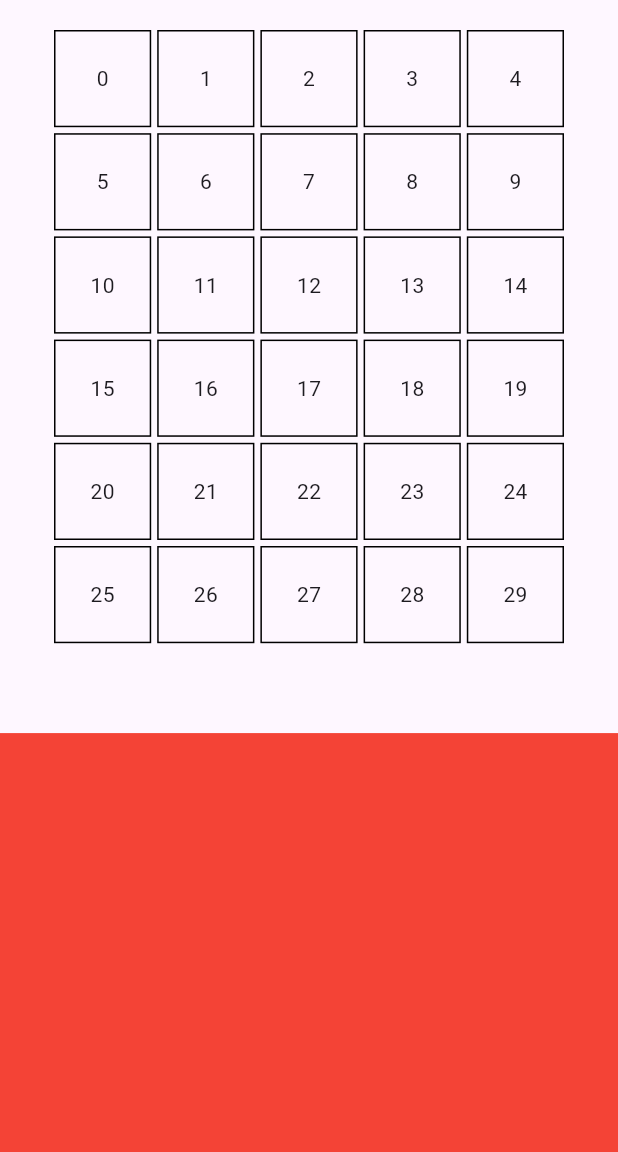
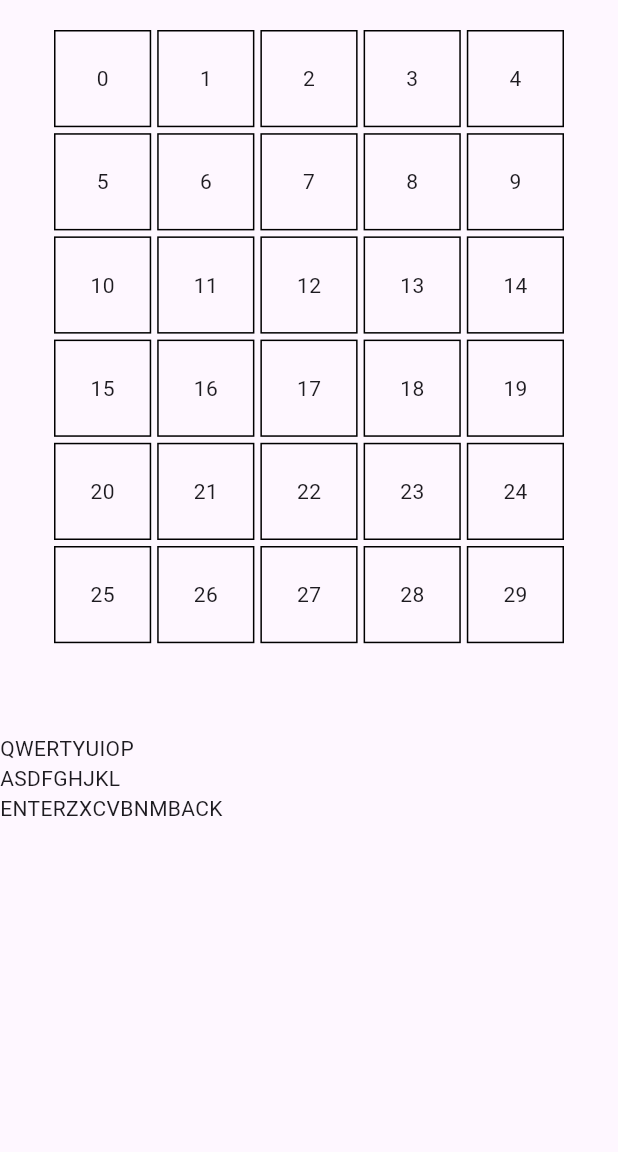
Before and after one commit to stp2003/Wordle, a Flutter app: the screen it shows after launch, on a phone screen of 412 x 824 dp, the part 84-1236 px from its top. Run offline on Flutter 3.47's test engine with Material 3 defaults, Android fonts, the phone set to English and light mode, and no system bars.

Commit message:
basic keyboard ui made

```diff
--- /dev/null
+++ b/lib/components/keyboard_row.dart
@@ -0,0 +1,31 @@
+import 'package:flutter/material.dart';
+
+import '../data/key_maps.dart';
+
+class KeyboardRow extends StatelessWidget {
+  final int min;
+  final int max;
+
+  const KeyboardRow({
+    super.key,
+    required this.min,
+    required this.max,
+  });
+
+  @override
+  Widget build(BuildContext context) {
+    int index = 0;
+    return Row(
+      children: keysMap.entries.map(
+        (e) {
+          index++;
+          if (index >= min && index <= max) {
+            return Text(e.key);
+          } else {
+            return const SizedBox();
+          }
+        },
+      ).toList(),
+    );
+  }
+}
--- /dev/null
+++ b/lib/constants/answer_stages.dart
@@ -0,0 +1,6 @@
+enum AnswerStage {
+  correct,
+  contains,
+  incorrect,
+  notAnswered,
+}
--- /dev/null
+++ b/lib/data/key_maps.dart
@@ -0,0 +1,32 @@
+import '../constants/answer_stages.dart';
+
+Map<String, AnswerStage> keysMap = {
+  'Q': AnswerStage.notAnswered,
+  'W': AnswerStage.notAnswered,
+  'E': AnswerStage.notAnswered,
+  'R': AnswerStage.notAnswered,
+  'T': AnswerStage.notAnswered,
+  'Y': AnswerStage.notAnswered,
+  'U': AnswerStage.notAnswered,
+  'I': AnswerStage.notAnswered,
+  'O': AnswerStage.notAnswered,
+  'P': AnswerStage.notAnswered,
+  'A': AnswerStage.notAnswered,
+  'S': AnswerStage.notAnswered,
+  'D': AnswerStage.notAnswered,
+  'F': AnswerStage.notAnswered,
+  'G': AnswerStage.notAnswered,
+  'H': AnswerStage.notAnswered,
+  'J': AnswerStage.notAnswered,
+  'K': AnswerStage.notAnswered,
+  'L': AnswerStage.notAnswered,
+  'ENTER': AnswerStage.notAnswered,
+  'Z': AnswerStage.notAnswered,
+  'X': AnswerStage.notAnswered,
+  'C': AnswerStage.notAnswered,
+  'V': AnswerStage.notAnswered,
+  'B': AnswerStage.notAnswered,
+  'N': AnswerStage.notAnswered,
+  'M': AnswerStage.notAnswered,
+  'BACK': AnswerStage.notAnswered,
+};
--- a/lib/screens/home_screen.dart
+++ b/lib/screens/home_screen.dart
@@ -1,6 +1,7 @@
 import 'package:flutter/material.dart';
 
 import '../components/grid.dart';
+import '../components/keyboard_row.dart';
 
 class HomeScreen extends StatefulWidget {
   const HomeScreen({super.key});
@@ -27,7 +28,13 @@ class _HomeScreenState extends State<HomeScreen> {
           Expanded(
             flex: 4,
             child: Container(
-              color: Colors.red,
+              child: const Column(
+                children: [
+                  KeyboardRow(min: 1, max: 10),
+                  KeyboardRow(min: 11, max: 19),
+                  KeyboardRow(min: 20, max: 29),
+                ],
+              ),
             ),
           ),
         ],
```
